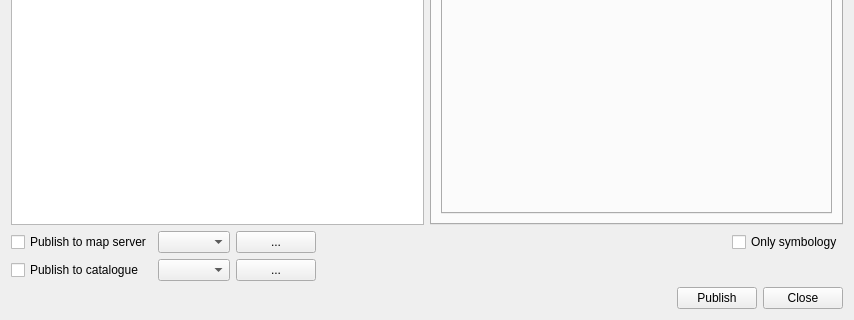
GeoCat/qgis-bridge-plugin, file geocatbridge/ui/geocatbridgedialog.ui: the form before one commit; both pictures show x 0 to 854 and y 269 to 589 of the 854 by 589 pixel window.
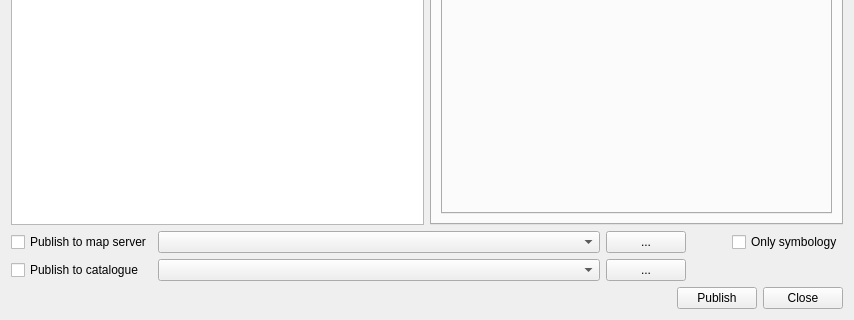
The form after the commit. The open tabs and pages were chosen to show the change.

```diff
--- a/geocatbridge/ui/geocatbridgedialog.ui
+++ b/geocatbridge/ui/geocatbridgedialog.ui
@@ -171,10 +171,24 @@
       </widget>
      </item>
      <item row="1" column="1">
-      <widget class="QComboBox" name="comboCatalogue"/>
+      <widget class="QComboBox" name="comboCatalogue">
+       <property name="sizePolicy">
+        <sizepolicy hsizetype="MinimumExpanding" vsizetype="Fixed">
+         <horstretch>0</horstretch>
+         <verstretch>0</verstretch>
+        </sizepolicy>
+       </property>
+      </widget>
      </item>
      <item row="0" column="1">
-      <widget class="QComboBox" name="comboMapServer"/>
+      <widget class="QComboBox" name="comboMapServer">
+       <property name="sizePolicy">
+        <sizepolicy hsizetype="MinimumExpanding" vsizetype="Fixed">
+         <horstretch>0</horstretch>
+         <verstretch>0</verstretch>
+        </sizepolicy>
+       </property>
+      </widget>
      </item>
      <item row="0" column="0">
       <widget class="QCheckBox" name="chkPublishToMapServer">
@@ -195,6 +209,9 @@
        <property name="orientation">
         <enum>Qt::Horizontal</enum>
        </property>
+       <property name="sizeType">
+        <enum>QSizePolicy::Fixed</enum>
+       </property>
        <property name="sizeHint" stdset="0">
         <size>
          <width>40</width>
```
Left out of the diff: 13 changed lines with no effect on the pictures.
